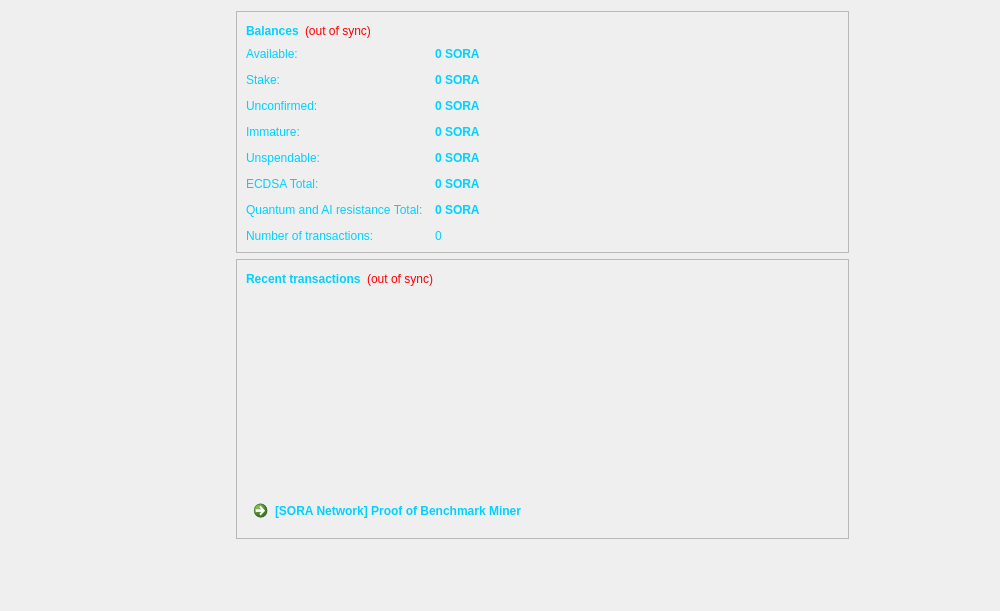
Before: the Qt Designer form src/qt/forms/overviewpage.ui in FromHDDtoSSD/SorachanCoin-qt, drawn with Qt 5.
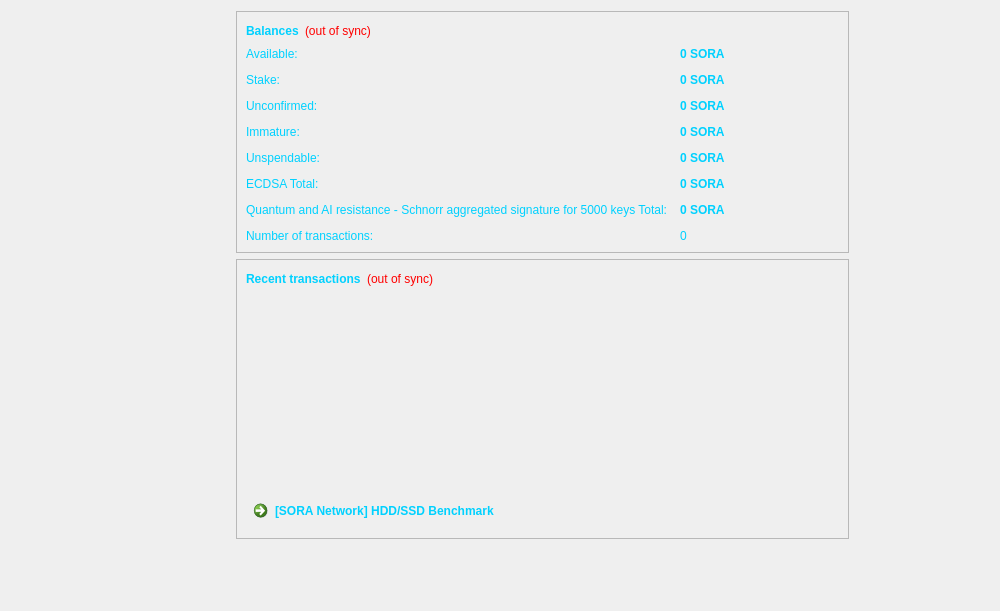
After: the same form once the commit is applied.

```diff
--- a/src/qt/forms/overviewpage.ui
+++ b/src/qt/forms/overviewpage.ui
@@ -331,7 +331,7 @@
           <item row="6" column="0">
            <widget class="QLabel" name="labelQaiText">
             <property name="text">
-             <string>Quantum and AI resistance Total:</string>
+             <string>Quantum and AI resistance - Schnorr aggregated signature for 5000 keys Total:</string>
             </property>
            </widget>
           </item>
@@ -424,7 +424,7 @@
         <item>
          <widget class="QCommandLinkButton" name="BenchmarkCommandLinkButton">
           <property name="text">
-           <string>[SORA Network] Proof of Benchmark Miner</string>
+           <string>[SORA Network] HDD/SSD Benchmark</string>
           </property>
          </widget>
         </item>
```
